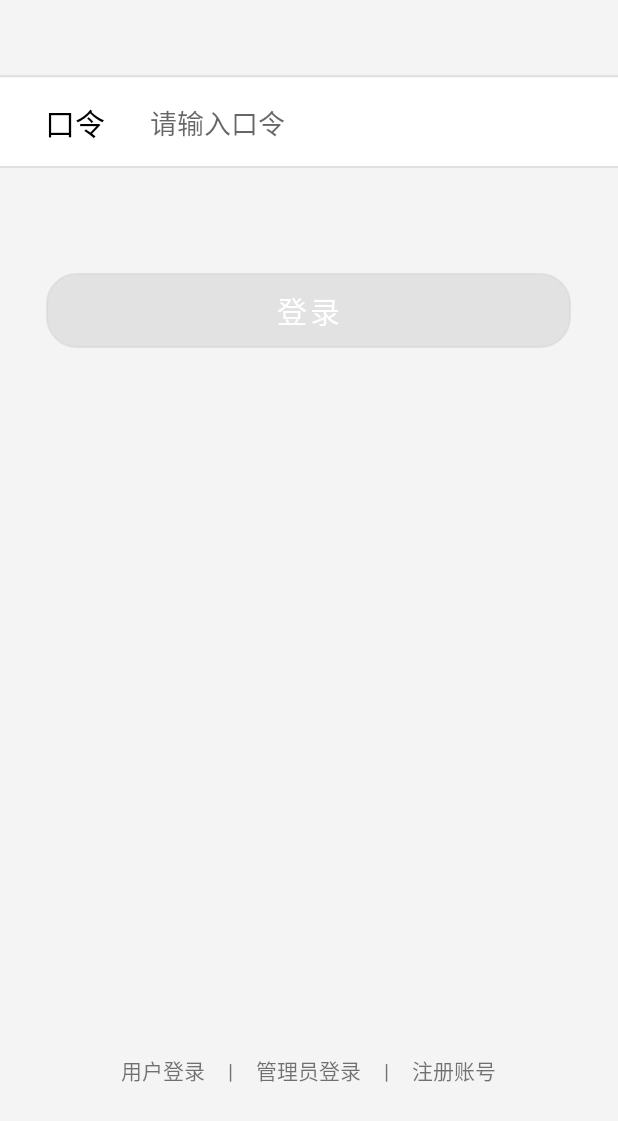
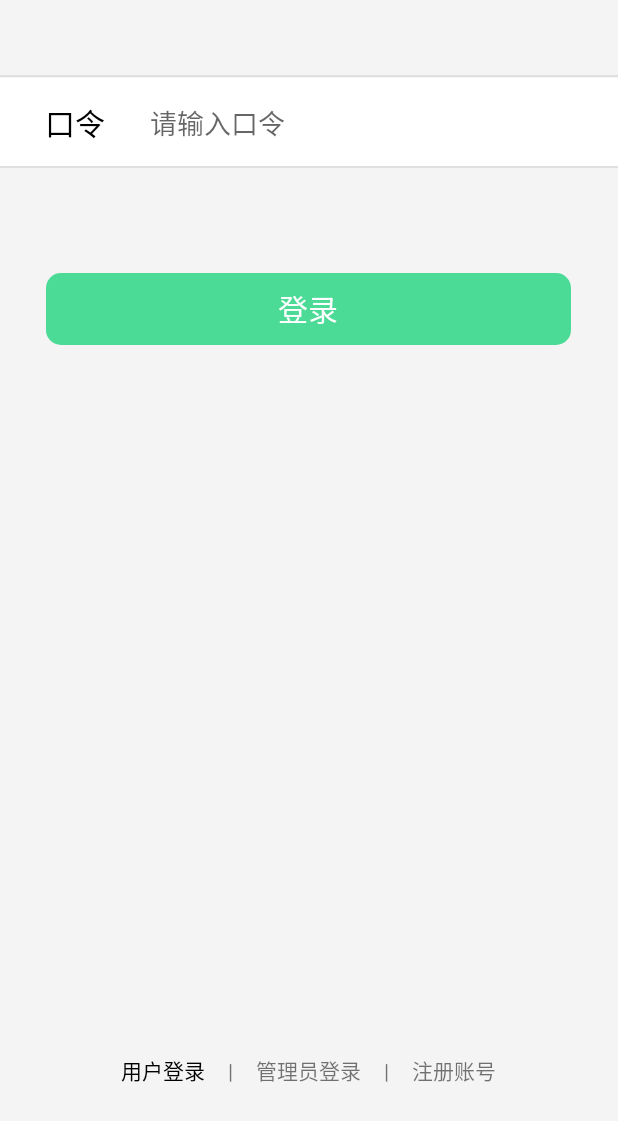
Before and after one commit to cjShuaiGe/-app, an Android app: the layout activity_user_login.xml on its own in the app's theme, with its tools: preview values and no code run, on a phone screen of 412 x 824 dp. Shown: the top 1121 px of the screen. Run offline under Robolectric (Android 15) with nearby library versions, the phone set to English and light mode, and no system bars.

Commit message:
version 0.3

```diff
--- /dev/null
+++ b/app/src/main/res/drawable/button_corner.xml
@@ -0,0 +1,11 @@
+<?xml version="1.0" encoding="utf-8"?>
+<shape xmlns:android="http://schemas.android.com/apk/res/android">
+
+    <solid android:color="#4CDB96"/>
+    <corners android:radius="10dp"/>
+    <padding android:left="2dp"
+        android:top="2dp"
+        android:right="2dp"
+        android:bottom="2dp"/>
+
+</shape>
--- a/app/src/main/res/drawable/shape.xml
+++ /dev/null
@@ -1,12 +0,0 @@
-<?xml version="1.0" encoding="utf-8"?>
-<shape xmlns:android="http://schemas.android.com/apk/res/android">
-
-    <solid android:color="#9947A7FF"/>
-    <stroke android:width="1dip" android:color="#9947A7FF"/>
-    <corners android:radius="20dp"/>
-    <padding android:bottom="10dp"
-        android:left="10dp"
-        android:right="10dp"
-        android:top="10dp"/>
-
-</shape>
--- a/app/src/main/res/layout/activity_user_login.xml
+++ b/app/src/main/res/layout/activity_user_login.xml
@@ -53,8 +53,7 @@
         android:layout_centerHorizontal="true"
         android:layout_gravity="center"
         android:layout_marginTop="182dp"
-        android:background="@drawable/shape"
-        android:enabled="false"
+        android:background="@drawable/button_corner"
         android:text="登录"
         android:textColor="@color/white"
         android:textSize="20sp" />
@@ -68,6 +67,7 @@
         >
         <TextView
             android:id="@+id/user_login"
+            android:textColor="@color/black"
             android:layout_width="wrap_content"
             android:layout_height="wrap_content"
             android:text="用户登录"/>
--- a/app/src/main/res/values/themes.xml
+++ b/app/src/main/res/values/themes.xml
@@ -1,6 +1,6 @@
 <resources xmlns:tools="http://schemas.android.com/tools">
     <!-- Base application theme. -->
-    <style name="Theme.ProjectMonitoringApp" parent="Theme.MaterialComponents.DayNight.DarkActionBar">
+    <style name="Theme.ProjectMonitoringApp" parent="Theme.MaterialComponents.DayNight.NoActionBar.Bridge">
         <!-- Primary brand color. -->
         <item name="colorPrimary">@color/purple_500</item>
         <item name="colorPrimaryVariant">@color/purple_700</item>
```
